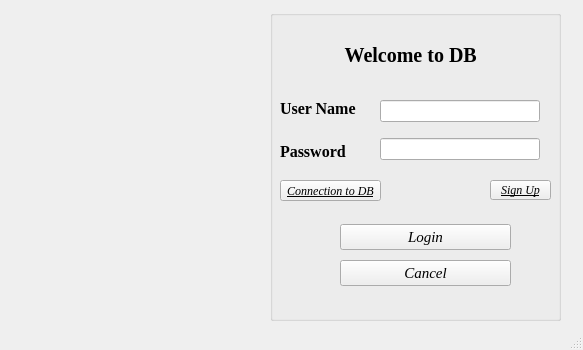
Above: mainwindow.ui from Backart/DBapp before the change. Below: the same form after it.
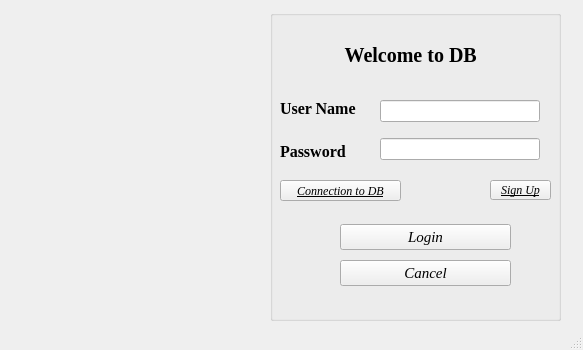
That is the form after the change.

```diff
--- a/mainwindow.ui
+++ b/mainwindow.ui
@@ -201,7 +201,7 @@
       <rect>
        <x>10</x>
        <y>170</y>
-       <width>101</width>
+       <width>121</width>
        <height>21</height>
       </rect>
      </property>
```
Left out of the diff: 2 changed lines with no effect on the pictures.
